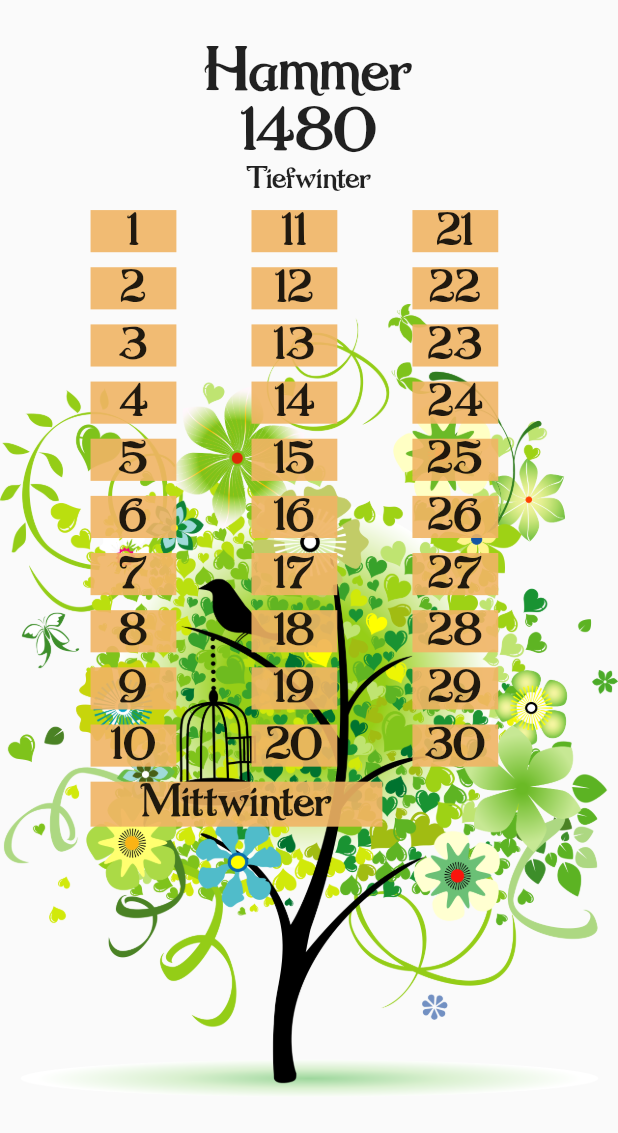
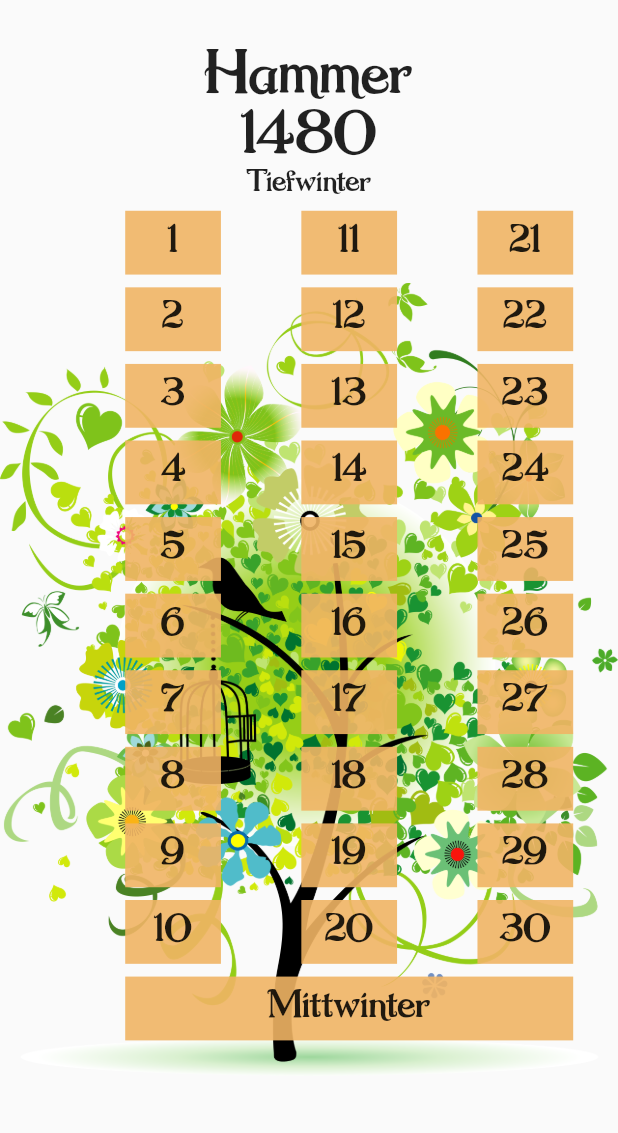
Before and after one commit to esSarah/faerun_calendar, a Flutter app: the screen it shows after launch, on a phone screen of 412 x 824 dp. Shown: the top 1133 px of the screen. Run offline on Flutter 3.47's test engine with Material 2 defaults, Android fonts, the phone set to English and light mode, and no system bars; drawn by our look-alikes of carousel_slider.

Commit message:
Better adjustment to different screens

```diff
--- a/lib/main.dart
+++ b/lib/main.dart
@@ -1,5 +1,7 @@
 import 'package:flutter/material.dart';
 import 'support_routing.dart' as router;
+import 'support_sizing.dart'  as sizing;
+
 import 'main_bloc.dart';
 import 'month_widget.dart';
 import 'package:carousel_slider/carousel_options.dart';
@@ -70,9 +72,20 @@ class _MyHomePageState extends State<MyHomePage>
 {
   MainBloc mainBloc;
 
-  double   x           = 0;
-  double   y           = 0;
-  double   xy          = 0;
+  double   x  = 0;
+  double   xf = 0;
+  double   y  = 0;
+  double   yf = 0;
+  double   xy = 0;
+  double   xr = 0;
+  double   yr = 0;
+
+  sizing.Proportions proportions = new sizing.Proportions();
+
+  // will be 5% of portrait mode height
+  double   headerHeight = 0;
+
+  bool isPortrait = true;
 
   @override
   Widget build(BuildContext context)
@@ -101,11 +114,28 @@ class _MyHomePageState extends State<MyHomePage>
         }
         else
         {
-          x  = state.data.currentWidth;
-          y  = state.data.currentHeight;
-          xy = state.data.multiplyWidthBy;
 
+          if(isPortrait != (MediaQuery.of(context).orientation==Orientation.portrait))
+          {
+            mainBloc.poke(context);
+          }
+          isPortrait = (MediaQuery.of(context).orientation==Orientation.portrait);
+
+          proportions.refreshProportions(context);
+
+          x  = proportions.x;
+          y  = proportions.y;
+          xy = proportions.xy;
+
+          headerHeight = 32;
+
+          proportions.monthViewX = x *.95;
+          proportions.monthViewY = y - (100);
+
+          //currentOrientation = state.data.currentOrientation;
           print('x: ' + x.toString() + ', y: ' + y.toString() + ', xy: ' + xy.toString());
+          print('Direction=' + MediaQuery.of(context).orientation.toString());
+          print('Device PixelRatio=' + MediaQuery.of(context).devicePixelRatio.toString());
 
           return Scaffold
           (
@@ -116,7 +146,7 @@ class _MyHomePageState extends State<MyHomePage>
                 Container
                 (
                   width  : 1.0,
-                  height : 30.0 * xy,
+                  height : headerHeight,
                 ),
                 Stack
                 (
@@ -126,13 +156,18 @@ class _MyHomePageState extends State<MyHomePage>
                     (
                       children: <Widget>
                       [
-                        Container(height: 100 * xy, width : 1,),
+                        Container
+                        (
+                          height:
+                            100,
+                          width : 1,
+                        ),
                         Image
                         (
                           image          :
                             AssetImage(state.data.backgroundImage),
-                          width          : x * xy,
-                          height         : y - (150*xy),
+                          width          : x,
+                          height         : y - (100 + y * .1),
                           gaplessPlayback: false,
                         ),
                       ],
@@ -142,7 +177,7 @@ class _MyHomePageState extends State<MyHomePage>
                       itemCount: 120000,
                       options: CarouselOptions
                       (
-                        height            : y-(100*xy),
+                        height            : y - (100),
                         viewportFraction  : .95,
                         initialPage       : 17760,
                         aspectRatio       : xy,
@@ -169,10 +204,11 @@ class _MyHomePageState extends State<MyHomePage>
                           child:
                           MonthView
                           (
-                              mainBloc : mainBloc,
-                              year     : (index/12).floor(),
-                              month    : index-((index/12).floor()*12))
-                          // Text(index.toString()),
+                            mainBloc    : mainBloc,
+                            year        : (index/12).floor(),
+                            month       : index-((index/12).floor()*12),
+                            proportions : proportions,
+                          )
                         );
                       },
                     ),
--- a/lib/main_bloc.dart
+++ b/lib/main_bloc.dart
@@ -157,9 +157,17 @@ class MainProperties
 	double currentWidth    = 0;
 	double currentHeight   = 0;
 
-	// Design with for Pixel 2 emulator
-	// as help
+	double xFactor = 0;
+	double yFactor = 0;
+
+	double xReal = 0;
+	double yReal = 0;
+
+	// Design width and height for Pixel 2 emulator
+	// as orientation
 	double originalWidth   = 411.42857142857144;
+	double originalHeight  = 683.4285714285714;
+
 	double multiplyWidthBy = 1;
 
 	mainStates  status     = mainStates.isInitializing;
@@ -231,12 +239,23 @@ class MainBloc
 		mainProperties.currentHeight   = MediaQuery.of(context).size.height;
 		mainProperties.currentWidth    = MediaQuery.of(context).size.width;
 		mainProperties.multiplyWidthBy =
+				mainProperties.currentWidth / mainProperties.currentHeight;
+		mainProperties.xFactor         =
 				mainProperties.currentWidth / mainProperties.originalWidth;
+		mainProperties.yFactor         =
+				mainProperties.currentHeight / mainProperties.originalHeight;
+
+		mainProperties.xReal =
+			mainProperties.currentWidth *
+			MediaQuery.of(context).devicePixelRatio;
+
+		mainProperties.yReal =
+				mainProperties.currentHeight *
+				MediaQuery.of(context).devicePixelRatio;
+
 		mainProperties.status = mainStates.isUserSelected; // todo: delete when implement
 		_mainController.add(mainProperties);
 	}
-
-
 
 	Future<bool> _mapEventToState(MainEvent event) async
 	{
--- a/lib/month_widget.dart
+++ b/lib/month_widget.dart
@@ -1,5 +1,6 @@
 import 'package:flutter/material.dart';
 import 'support_routing.dart' as router;
+import 'support_sizing.dart'  as sizing;
 import 'main_bloc.dart';
 
 class MonthView extends StatefulWidget
@@ -7,21 +8,24 @@ class MonthView extends StatefulWidget
 	const MonthView
 	(
 		{
-			Key      key,
-			MainBloc mainBloc,
-			int      year,
-			int      month,
+			Key                key,
+			MainBloc           mainBloc,
+			int                year,
+			int                month,
+			sizing.Proportions proportions,
 		}
 	)  :
-	mainBloc = mainBloc,
-	year     = year,
-	month    = month,
+	mainBloc    = mainBloc,
+	year        = year,
+	month       = month,
+	proportions = proportions,
 
 	super(key: key);
 
-	final MainBloc mainBloc;
-	final int      year;
-	final int      month;
+	final MainBloc           mainBloc;
+	final int                year;
+	final int                month;
+	final sizing.Proportions proportions;
 
 
 	@override
@@ -35,14 +39,68 @@ class MonthViewState extends State<MonthView>
 	double   y  = 0;
 	double   xy = 0;
 
-	Year thisYear;
+	double sheetX = 0;
+	double sheetY = 0;
 
-	Month _month;
+	double breakX = 0;
+	double breakY = 0;
+
+	Year     thisYear;
+
+	bool     isPortrait = true;
+
+	double textBlockHeight = 100;
+
+	Month    _month;
 	MainBloc mainBloc;
 
 	Widget build(BuildContext context)
 	{
 		mainBloc = widget.mainBloc;
+		x        = widget.proportions.monthViewX;
+		y        = widget.proportions.monthViewY;
+		// xy       = widget.proportions.xy;
+		print('Inside x: ' + x.toString() + ' y: ' + y.toString());
+		isPortrait=(x<y);
+		if(isPortrait)
+		{
+			textBlockHeight = 100;
+
+			//sheetX = ((x-textBlockHeight)/3)*.75;
+			sheetX = (x/3)*.75;
+			sheetY = ((y-textBlockHeight)/11)*.75;
+
+			//breakX = ((x-textBlockHeight)/3)*.15;
+			breakX = (x/3)*.15;
+			breakY = ((y-textBlockHeight)/11)*.15;
+			if(sheetX>sheetY*1.5)
+			{
+				breakX+=sheetX-(sheetY*1.5);
+				sheetX = sheetY*1.5;
+			}
+		}
+		else
+		{
+			textBlockHeight = 70;
+
+			sheetX = ((x-textBlockHeight)/10)*.75;
+			sheetY = ((y-textBlockHeight)/4)*.75;
+
+			breakX = ((x-textBlockHeight)/10)*.15;
+			breakY = ((y-textBlockHeight)/4)*.15;
+			if(sheetX<sheetY)
+			{
+				breakY+=(sheetY-sheetX);
+				sheetY = sheetX;
+			}
+		}
+		print('SheetX: ' + sheetX.toString() + ' sheetY: ' + sheetY.toString());
+
+		print(isPortrait
+				?
+		(sheetX*3)+(2*breakX)
+				:
+		(sheetX*10)-(9*breakX));
 
 
 		return StreamBuilder
@@ -102,6 +160,11 @@ class MonthViewState extends State<MonthView>
 					(
 						children: <Widget>
 						[
+							isPortrait ?
+							Column
+							(
+								children: <Widget>
+								[
 									Text
 									(
 										_month.label,
@@ -132,44 +195,172 @@ class MonthViewState extends State<MonthView>
 											fontWeight : FontWeight.w300,
 										)
 									),
+								],
+							)
+							:
+							Container
+							(
+								alignment: Alignment.topCenter,
+								height: 70,
+								child: Stack
+								(
+									children: <Widget>
+									[
+										Container
+										(
+											alignment: Alignment.topCenter,
+											child:
+											Text
+											(
+												_month.label +', ' + widget.year.toString(),
+												textAlign: TextAlign.center,
+												style: TextStyle
+												(
+													fontSize   : 40,
+													fontFamily : 'NugieRomantic',
+													fontWeight : FontWeight.w300,
+												)
+											),
+										),
+										Column
+										(
+											children: <Widget>
+											[
+												Container
+												(
+													height:40,
+												),
+												Text
+												(
+													_month.description,
+														textAlign: TextAlign.start,
+													style: TextStyle
+														(
+														fontSize   : 20,
+														fontFamily : 'NugieRomantic',
+														fontWeight : FontWeight.w300,
+													)
+												),
+											],
+										),
+									],
+								),
+							),
+
+
 							Center
 							(
-									child: Column
+								child:
+								isPortrait
+								?
+								Column
 								(
 									children: <Widget>
 									[
 										Row
 										(
+											mainAxisAlignment: MainAxisAlignment.center,
 											children: <Widget>
 											[
 												Column
 												(
-														children : tenDay(thisYear, _month,  1, x, 380 * xy)
+													children : tenDay(thisYear, _month,  1)
 												),
 												Column
 												(
-														children : tenDay(thisYear, _month, 11, x, 380 * xy)
+													children : tenDay(thisYear, _month, 11)
 												),
 												Column
 												(
-														children : tenDay(thisYear, _month, 21, x, 380 * xy)
+													children : tenDay(thisYear, _month, 21)
 												),
 											],
 										),
+									],
+								)
+								:
+
+								Column
+								(
+									children: <Widget>
+									[
+										Row
+										(
+											mainAxisAlignment: MainAxisAlignment.center,
+											children : tenDay(thisYear, _month,  1)
+										),
+										Row
+										(
+											mainAxisAlignment: MainAxisAlignment.center,
+											children : tenDay(thisYear, _month, 11)
+										),
+										Row
+										(
+											mainAxisAlignment: MainAxisAlignment.center,
+											children : tenDay(thisYear, _month, 21)
+										),
+									],
+								),
+
+							),
+							Center
+							(
+								child:
 								(_month.days.length>30)
 								?
 									(_month.days.length==31)
 									?
 								// one special day
-											day(thisYear, _month, 30, _month.days[30].label, x /  1.5 - 80 * xy, 30)
+										Row
+										(
+											mainAxisAlignment: MainAxisAlignment.center,
+											children: <Widget>
+											[
+												day
+												(
+													thisYear,
+													_month,
+													30,
+													_month.days[30].label,
+														isPortrait
+																?
+														(sheetX*3)+(2*breakX)
+																:
+														(sheetX*10)+(9*breakX)
+												),
+											]
+										)
 										:
 								// two special days
-											Column
+										Row
 										(
+											mainAxisAlignment: MainAxisAlignment.center,
 											children: <Widget>
 											[
-													day(thisYear, _month, 30, _month.days[30].label, x  - 150 * xy, 30),
-													day(thisYear, _month, 31, _month.days[31].label, x  - 150 * xy, 30)
+												day
+												(
+													thisYear,
+													_month,
+													30,
+													_month.days[30].label,
+													isPortrait
+															?
+													(sheetX*1.5)+(.25*breakX)
+															:
+													(sheetX*5)+(4*breakX)
+												),
+												day
+												(
+													thisYear,
+													_month,
+													31,
+													_month.days[31].label,
+													isPortrait
+															?
+													(sheetX*1.5)+(.5*breakX)
+															:
+													(sheetX*5)+(4*breakX)
+												)
 											],
 										)
 										:
@@ -179,10 +370,7 @@ class MonthViewState extends State<MonthView>
 									width  : 50* xy ,
 									height : 10* xy ,
 								),
-										],
 							),
-
-							)
 						],
 					);
 				}
@@ -190,7 +378,7 @@ class MonthViewState extends State<MonthView>
 		);
 	}
 
-	List<Widget> tenDay(Year year, Month month, int startday, double width, double length)
+	List<Widget> tenDay(Year year, Month month, int startday)
 	{
 		List<Widget> newTenday = new List<Widget>();
 		for
@@ -207,20 +395,14 @@ class MonthViewState extends State<MonthView>
 					year,
 					month,
 					currentDay - 1, // index, not shown day no.
-					month.days[currentDay-1].label,
-					(
-							width /  3 - 80 * xy
-					),
-					(
-							length / 10 * xy - 10 * xy
-					)
+					month.days[currentDay-1].label
 				)
 			);
 		}
 		return newTenday;
 	}
 
-	Container day(Year year, Month month, int index, String label, double width, double height)
+	Container day(Year year, Month month, int index, String label, [double moreWidth])
 	{
 		return Container
 		(
@@ -230,8 +412,8 @@ class MonthViewState extends State<MonthView>
 				[
 					Container
 					(
-						width  : 50* xy ,
-						height : 10* xy ,
+						width  : breakX,
+						height : breakY,
 					),
 					Row
 					(
@@ -239,16 +421,16 @@ class MonthViewState extends State<MonthView>
 						[
 							Container
 							(
-								width  : 50 * xy ,
-								height : 10 * xy ,
+								width  : breakX,
+								height : breakY,
 							),
 							Hero
 							(
 								tag: 'Day' + year.currentYear.toString() + month.label + index.toString(),
 								child: Container
 								(
-									width  : width,
-									height : height,
+									width  : (moreWidth==null)?sheetX: moreWidth,
+									height : sheetY,
 									color  : Color.fromARGB(230, 240, 180, 100),
 									child  : InkWell
 									(
@@ -263,7 +445,7 @@ class MonthViewState extends State<MonthView>
 												label,
 												style: TextStyle
 												(
-													fontSize   : 30 * xy,
+													fontSize   : sheetY*.6,
 													fontFamily : 'NugieRomantic',
 													fontWeight : FontWeight.w300,
 												)
--- /dev/null
+++ b/lib/support_sizing.dart
@@ -0,0 +1,33 @@
+import 'package:flutter/material.dart';
+
+class Proportions
+{
+	double   x  = 0;
+	double   xr = 0;
+	double   y  = 0;
+	double   yr = 0;
+	double   xy = 0;
+
+	double headerHeight = 0;
+
+	double monthViewX = 0;
+	double monthViewY = 0;
+
+	bool isPortrait = true;
+	Proportions();
+
+	refreshProportions(BuildContext context)
+	{
+;
+
+		x  = MediaQuery.of(context).size.width;
+		y  = MediaQuery.of(context).size.height;
+
+		xr = x * MediaQuery.of(context).devicePixelRatio;
+		yr = y * MediaQuery.of(context).devicePixelRatio;
+
+		headerHeight = yr*.05;
+
+		xy = x/y;
+	}
+}
```
Lines whose indentation alone changed are shown as unchanged.
